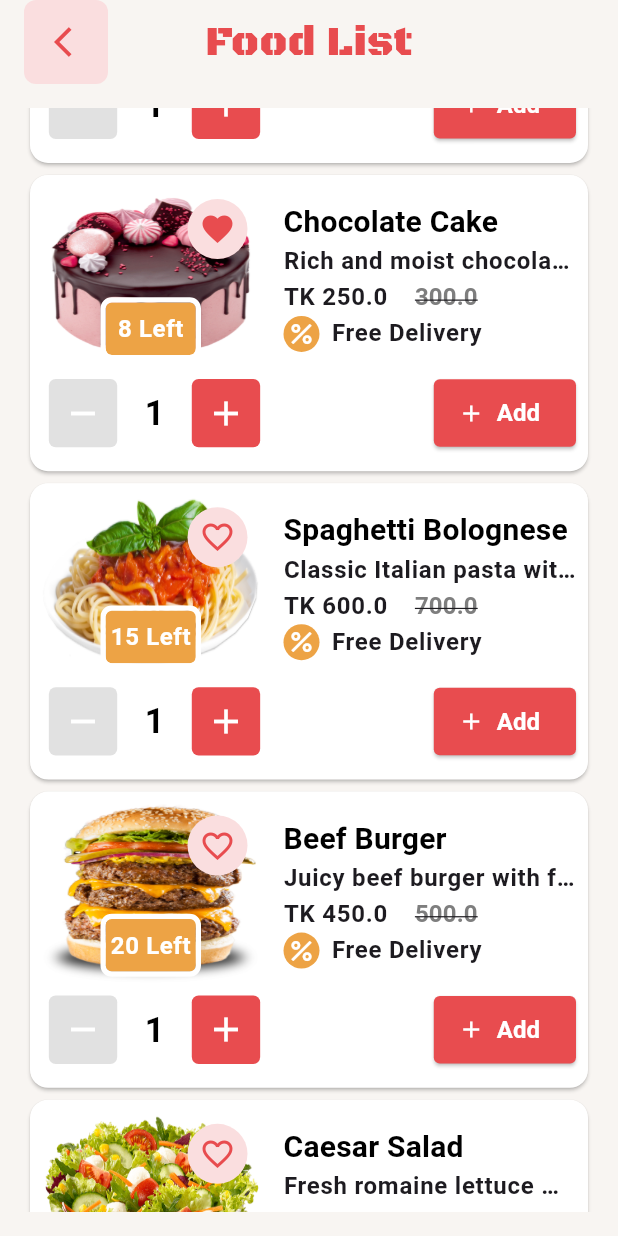
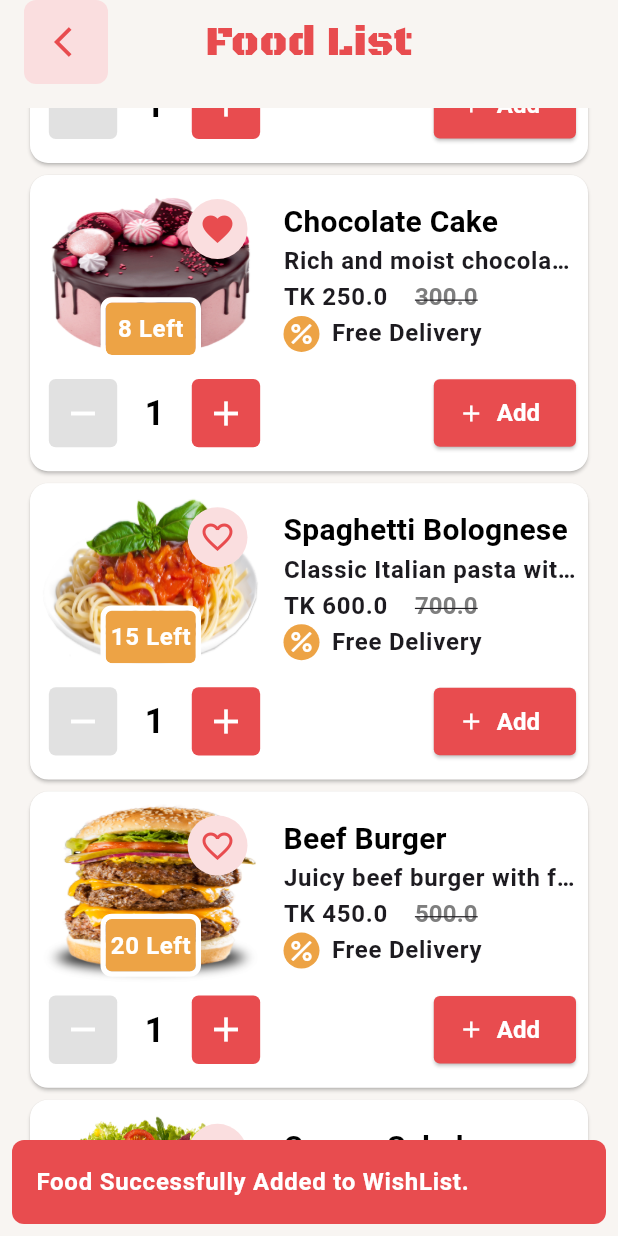
Before and after one commit to dev-asib/Fooder, a Flutter app: the FoodListScreen screen opened directly, scrolled down 576 dp, after a tap on the "favorite outline" icon, on a phone screen of 412 x 824 dp. Run offline on Flutter 3.47's test engine with Material 3 defaults, Android fonts, the phone set to English and light mode, and no system bars; drawn by our look-alikes of another_flushbar; our stand-ins replace device_preview, flutter_svg, gap; project files that could hold a hidden picture were left out.

Commit message:
Add & Complete WishListScreen

```diff
--- /dev/null
+++ b/lib/core/app_providers/app_providers.dart
@@ -0,0 +1,25 @@
+import 'package:fooder/features/cart/providers/cart_provider.dart';
+import 'package:fooder/features/checkout/providers/checkout_provider.dart';
+import 'package:fooder/features/common/providers/categories_provider.dart';
+import 'package:fooder/features/common/providers/fooder_provider.dart';
+import 'package:fooder/features/common/providers/locations_provider.dart';
+import 'package:fooder/features/main_bottom_nav/providers/main_bottom_nav_provider.dart';
+import 'package:fooder/features/order/provider/order_provider.dart';
+import 'package:fooder/features/wish_list/providers/wish_list_provider.dart';
+import 'package:provider/provider.dart';
+import 'package:provider/single_child_widget.dart';
+
+class AppProviders {
+  static List<SingleChildWidget> appProviders() {
+    return [
+      ChangeNotifierProvider(create: (_) => MainBottomNavProvider()),
+      ChangeNotifierProvider(create: (_) => FooderProvider()),
+      ChangeNotifierProvider(create: (_) => LocationsProvider()),
+      ChangeNotifierProvider(create: (_) => CategoriesProvider()),
+      ChangeNotifierProvider(create: (_) => CartProvider()),
+      ChangeNotifierProvider(create: (_) => CheckoutProvider()),
+      ChangeNotifierProvider(create: (_) => OrderProvider()),
+      ChangeNotifierProvider(create: (_) => WishListProvider()),
+    ];
+  }
+}
--- a/lib/core/widgets/food_card_tile.dart
+++ b/lib/core/widgets/food_card_tile.dart
@@ -66,10 +66,10 @@ class FoodCardTile extends StatelessWidget {
       widget: Stack(
         alignment: Alignment.topRight,
         children: [
-          const Positioned(
+           Positioned(
             top: 4,
             right: 4,
-            child: WishIcon(),
+            child: WishIcon(food: fooder),
           ),
           Padding(
             padding: const EdgeInsets.only(bottom: 8.0),
--- a/lib/core/widgets/food_promo.dart
+++ b/lib/core/widgets/food_promo.dart
@@ -37,9 +37,9 @@ class FoodPromo extends StatelessWidget {
           widget: Stack(
             alignment: Alignment.topRight,
             children: [
-              const Padding(
-                padding: EdgeInsets.all(8.0),
-                child: WishIcon(),
+              Padding(
+                padding: const EdgeInsets.all(8.0),
+                child: WishIcon(food: fooder),
               ),
               Positioned(
                 bottom: 8,
--- a/lib/core/widgets/horizontal_icon_with_text.dart
+++ b/lib/core/widgets/horizontal_icon_with_text.dart
@@ -9,12 +9,14 @@ class HorizontalIconIconWithText extends StatelessWidget {
     required this.icon,
     this.iconBgColor,
     this.iconColor,
+    this.middleGap = 8,
   });
 
   final String title;
   final IconData icon;
   final Color? iconBgColor;
   final Color? iconColor;
+  final double middleGap;
 
   @override
   Widget build(BuildContext context) {
@@ -32,7 +34,7 @@ class HorizontalIconIconWithText extends StatelessWidget {
             color: iconColor ?? AppColors.kAmberYellowColor,
           ),
         ),
-        const Gap(8),
+        Gap(middleGap),
         Text(
           title,
           style: Theme.of(context).textTheme.bodyLarge,
--- a/lib/core/widgets/wish_icon.dart
+++ b/lib/core/widgets/wish_icon.dart
@@ -1,23 +1,29 @@
 import 'package:flutter/material.dart';
+import 'package:fooder/core/data/models/fooder_model.dart';
 import 'package:fooder/core/widgets/custom_icon_button.dart';
+import 'package:fooder/features/wish_list/providers/wish_list_provider.dart';
+import 'package:provider/provider.dart';
 
-class WishIcon extends StatefulWidget {
-  const WishIcon({super.key});
+class WishIcon extends StatelessWidget {
+  const WishIcon({
+    super.key,
+    required this.food,
+  });
 
-  @override
-  State<WishIcon> createState() => _WishIconState();
-}
-
-class _WishIconState extends State<WishIcon> {
-  bool iconState = false;
+  final FooderModel food;
 
   @override
   Widget build(BuildContext context) {
+    final wishListProvider = Provider.of<WishListProvider>(context);
     return CustomIconButton(
-      icon: iconState ? Icons.favorite : Icons.favorite_outline,
+      icon: wishListProvider.isAddedFoodToWishList(food)
+          ? Icons.favorite
+          : Icons.favorite_outline,
       onPressed: () {
-        iconState = !iconState;
-        setState(() {});
+        wishListProvider.addToWishListFood(
+          context: context,
+          food: food,
+        );
       },
     );
   }
--- a/lib/features/food_details/presentations/screens/food_details_screen.dart
+++ b/lib/features/food_details/presentations/screens/food_details_screen.dart
@@ -92,7 +92,7 @@ class FoodDetailsScreen extends StatelessWidget {
             alignment: Alignment.topLeft,
           ),
           _buildTopIcon(
-            icon: const WishIcon(),
+            icon: WishIcon(food: fooder),
             alignment: Alignment.topRight,
           ),
           FoodDetailsBox(
--- a/lib/features/wish_list/presentation/screens/wish_list_screen.dart
+++ b/lib/features/wish_list/presentation/screens/wish_list_screen.dart
@@ -1,13 +1,33 @@
 import 'package:flutter/material.dart';
+import 'package:fooder/core/constants/paddings/paddings.dart';
+import 'package:fooder/core/widgets/custom_app_bar.dart';
+import 'package:fooder/features/wish_list/presentation/widgets/wish_food.dart';
+import 'package:fooder/features/wish_list/providers/wish_list_provider.dart';
+import 'package:fooder/features/wish_list/utilities/constants/wish_list_strings.dart';
+import 'package:provider/provider.dart';
 
 class WishListScreen extends StatelessWidget {
   const WishListScreen({super.key});
 
   @override
   Widget build(BuildContext context) {
+    final wishListProvider = Provider.of<WishListProvider>(context);
     return Scaffold(
-      appBar: AppBar(
-        title: const Text("wish List Screen"),
+      appBar: const CustomAppBar(title: WishListStrings.kAppBarTitle),
+      body: Padding(
+        padding: const EdgeInsets.all(Paddings.kScreenAllPadding),
+        child: GridView.builder(
+          gridDelegate: const SliverGridDelegateWithFixedCrossAxisCount(
+            crossAxisCount: 2,
+            childAspectRatio: 0.95,
+          ),
+          itemCount: wishListProvider.wishList.length,
+          itemBuilder: (context, index) {
+            return WishFood(
+              food: wishListProvider.wishList[index],
+            );
+          },
+        ),
       ),
     );
   }
--- /dev/null
+++ b/lib/features/wish_list/presentation/widgets/wish_food.dart
@@ -0,0 +1,75 @@
+import 'package:flutter/material.dart';
+import 'package:fooder/core/data/models/fooder_model.dart';
+import 'package:fooder/core/widgets/food.dart';
+import 'package:fooder/core/widgets/horizontal_icon_with_text.dart';
+import 'package:fooder/core/widgets/wish_icon.dart';
+import 'package:fooder/features/food_details/presentations/screens/food_details_screen.dart';
+
+class WishFood extends StatelessWidget {
+  const WishFood({
+    super.key,
+    required this.food,
+  });
+
+  final FooderModel food;
+
+  @override
+  Widget build(BuildContext context) {
+    final TextTheme textTheme = Theme.of(context).textTheme;
+    return InkWell(
+      onTap: () {
+        Navigator.push(
+          context,
+          MaterialPageRoute(
+            builder: (context) => FoodDetailsScreen(fooder: food),
+          ),
+        );
+      },
+      child: Card(
+        elevation: 3,
+        child: Padding(
+          padding: const EdgeInsets.all(8.0),
+          child: Column(
+            crossAxisAlignment: CrossAxisAlignment.start,
+            children: [
+              Food(imgPath: food.imgPath!),
+              Text(
+                food.foodTitle!,
+                maxLines: 1,
+                overflow: TextOverflow.ellipsis,
+                style: textTheme.bodyLarge,
+              ),
+              Text(
+                food.foodDetails!,
+                maxLines: 1,
+                overflow: TextOverflow.ellipsis,
+                style: textTheme.bodyMedium,
+              ),
+              Row(
+                mainAxisAlignment: MainAxisAlignment.spaceBetween,
+                children: [
+                  Text(
+                    "TK ${food.discountPrice ?? 0}",
+                    style: textTheme.bodyLarge,
+                  ),
+                  HorizontalIconIconWithText(
+                    title: "${food.reviewList![0].rating}",
+                    icon: Icons.star,
+                    middleGap: 1,
+                  ),
+                  SizedBox(
+                    height: 30,
+                    width: 30,
+                    child: FittedBox(
+                      child: WishIcon(food: food),
+                    ),
+                  ),
+                ],
+              ),
+            ],
+          ),
+        ),
+      ),
+    );
+  }
+}
--- /dev/null
+++ b/lib/features/wish_list/providers/wish_list_provider.dart
@@ -0,0 +1,36 @@
+import 'package:flutter/material.dart';
+import 'package:fooder/core/data/models/fooder_model.dart';
+import 'package:fooder/core/wrappers/alert_message.dart';
+
+class WishListProvider extends ChangeNotifier {
+  final List<FooderModel> _wishList = [];
+
+  List<FooderModel> get wishList => List.unmodifiable(_wishList);
+
+  void addToWishListFood({
+    required BuildContext context,
+    required FooderModel food,
+  }) {
+    if (_wishList.any((item) => item.id == food.id)) {
+      _wishList.removeWhere((item) => item.id == food.id);
+      notifyListeners();
+      AlertMessage.showFlushBarMessage(
+        context: context,
+        message: "Food Successfully Removed From WishList.",
+      );
+      return;
+    } else {
+      _wishList.add(food);
+      notifyListeners();
+
+      AlertMessage.showFlushBarMessage(
+        context: context,
+        message: "Food Successfully Added to WishList.",
+      );
+    }
+  }
+
+  bool isAddedFoodToWishList(FooderModel food) {
+    return _wishList.any((item) => item.id == food.id);
+  }
+}
--- /dev/null
+++ b/lib/features/wish_list/utilities/constants/wish_list_strings.dart
@@ -0,0 +1,3 @@
+class WishListStrings{
+  static const String kAppBarTitle = "Wish List";
+}
--- a/lib/main.dart
+++ b/lib/main.dart
@@ -1,13 +1,7 @@
 import 'package:flutter/foundation.dart';
 import 'package:flutter/material.dart';
 import 'package:fooder/app.dart';
-import 'package:fooder/features/cart/providers/cart_provider.dart';
-import 'package:fooder/features/checkout/providers/checkout_provider.dart';
-import 'package:fooder/features/common/providers/categories_provider.dart';
-import 'package:fooder/features/common/providers/fooder_provider.dart';
-import 'package:fooder/features/common/providers/locations_provider.dart';
-import 'package:fooder/features/main_bottom_nav/providers/main_bottom_nav_provider.dart';
-import 'package:fooder/features/order/provider/order_provider.dart';
+import 'package:fooder/core/app_providers/app_providers.dart';
 import 'package:provider/provider.dart';
 import 'package:device_preview/device_preview.dart';
 
@@ -16,15 +10,7 @@ void main() {
     DevicePreview(
       enabled: !kReleaseMode,
       builder: (context) => MultiProvider(
-        providers: [
-          ChangeNotifierProvider(create: (_) => MainBottomNavProvider()),
-          ChangeNotifierProvider(create: (_) => FooderProvider()),
-          ChangeNotifierProvider(create: (_) => LocationsProvider()),
-          ChangeNotifierProvider(create: (_) => CategoriesProvider()),
-          ChangeNotifierProvider(create: (_) => CartProvider()),
-          ChangeNotifierProvider(create: (_) => CheckoutProvider()),
-          ChangeNotifierProvider(create: (_) => OrderProvider()),
-        ],
+        providers: AppProviders.appProviders(),
         child: const Fooder(),
       ), // Wrap your app
     ),
```
